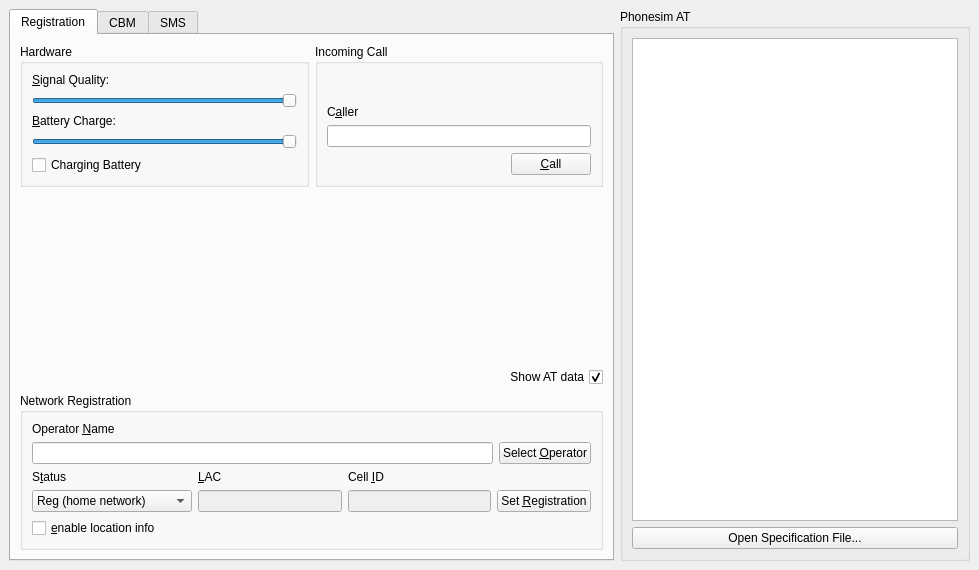
Qt form app/controlbase.ui (jpakkane/ofono-phonesim) before a commit.
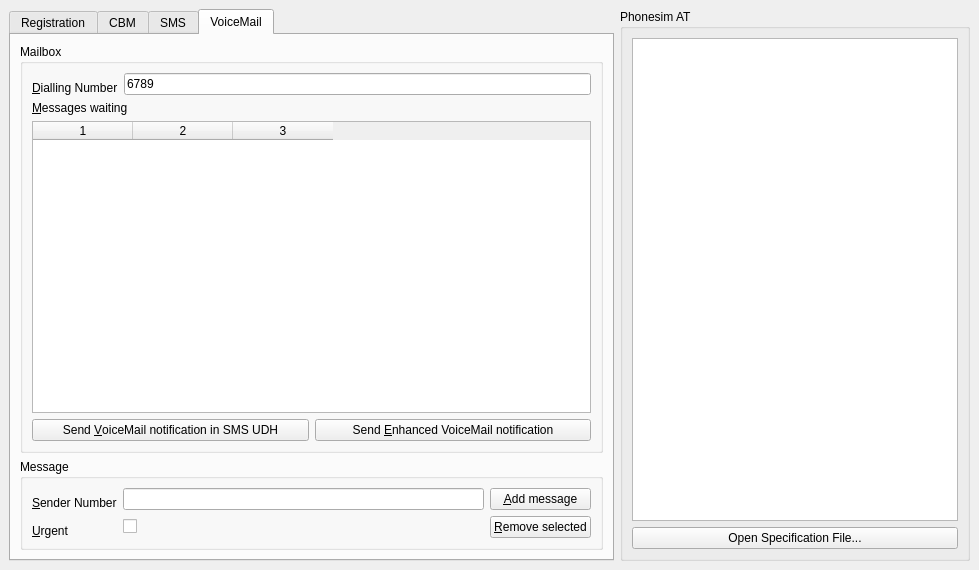
The same form after that commit. The open tabs and pages were chosen to show the change.

Commit message: Simulate a voicemail mailbox, add a primitive UI for it.

What changed in the file:
```diff
--- a/app/controlbase.ui
+++ b/app/controlbase.ui
@@ -1122,6 +1122,184 @@
        </item>
       </layout>
      </widget>
+     <widget class="QWidget" name="tab_4" >
+      <attribute name="title" >
+       <string>VoiceMail</string>
+      </attribute>
+      <layout class="QVBoxLayout" >
+       <property name="spacing" >
+        <number>6</number>
+       </property>
+       <property name="leftMargin" >
+        <number>9</number>
+       </property>
+       <property name="topMargin" >
+        <number>9</number>
+       </property>
+       <property name="rightMargin" >
+        <number>9</number>
+       </property>
+       <property name="bottomMargin" >
+        <number>9</number>
+       </property>
+       <item>
+        <widget class="QGroupBox" name="gbMailbox" >
+         <property name="title" >
+          <string>Mailbox</string>
+         </property>
+         <layout class="QVBoxLayout" >
+          <item>
+           <layout class="QGridLayout" >
+            <item row="0" column="0" >
+             <widget class="QLabel" name="lblDiallingNumber" >
+              <property name="text" >
+               <string>&amp;Dialling Number</string>
+              </property>
+              <property name="alignment" >
+               <set>Qt::AlignBottom|Qt::AlignLeading|Qt::AlignLeft</set>
+              </property>
+              <property name="buddy" >
+               <cstring>leServiceDiallingNumber</cstring>
+              </property>
+             </widget>
+            </item>
+            <item row="0" column="1" >
+             <widget class="QLineEdit" name="leServiceDiallingNumber" >
+              <property name="inputMask" >
+               <string/>
+              </property>
+              <property name="maxLength" >
+               <number>12</number>
+              </property>
+              <property name="text" >
+               <string>6789</string>
+              </property>
+             </widget>
+            </item>
+           </layout>
+          </item>
+          <item>
+           <widget class="QLabel" name="leMessagesWaiting" >
+            <property name="text" >
+             <string>&amp;Messages waiting</string>
+            </property>
+            <property name="buddy" >
+             <cstring>twMessageList</cstring>
+            </property>
+           </widget>
+          </item>
+          <item>
+           <widget class="QTableWidget" name="twMessageList" >
+            <property name="columnCount" >
+             <number>3</number>
+            </property>
+            <property name="showGrid" >
+             <bool>false</bool>
+            </property>
+            <property name="selectionMode" >
+             <enum>QAbstractItemView::ExtendedSelection</enum>
+            </property>
+            <property name="selectionBehavior" >
+             <enum>QAbstractItemView::SelectRows</enum>
+            </property>
+            <property name="editTriggers" >
+             <set>QAbstractItemView::NoEditTriggers</set>
+            </property>
+           </widget>
+          </item>
+          <item>
+           <layout class="QGridLayout" >
+            <item row="0" column="0" >
+             <widget class="QPushButton" name="pbNotifyUDH" >
+              <property name="text" >
+               <string>Send &amp;VoiceMail notification in SMS UDH</string>
+              </property>
+             </widget>
+            </item>
+            <item row="0" column="1" >
+             <widget class="QPushButton" name="pbNotifyUDHEnhanced" >
+              <property name="text" >
+               <string>Send &amp;Enhanced VoiceMail notification</string>
+              </property>
+             </widget>
+            </item>
+           </layout>
+          </item>
+         </layout>
+        </widget>
+       </item>
+       <item>
+        <widget class="QGroupBox" name="gbMessage" >
+         <property name="title" >
+          <string>Message</string>
+         </property>
+         <layout class="QVBoxLayout" >
+          <item>
+           <layout class="QGridLayout" >
+            <item row="0" column="0" >
+             <widget class="QLabel" name="lblSenderNumber" >
+              <property name="text" >
+               <string>&amp;Sender Number</string>
+              </property>
+              <property name="alignment" >
+               <set>Qt::AlignBottom|Qt::AlignLeading|Qt::AlignLeft</set>
+              </property>
+              <property name="buddy" >
+               <cstring>leSenderNumber</cstring>
+              </property>
+             </widget>
+            </item>
+            <item row="0" column="1" >
+             <widget class="QLineEdit" name="leSenderNumber" >
+              <property name="inputMask" >
+               <string/>
+              </property>
+              <property name="maxLength" >
+               <number>12</number>
+              </property>
+             </widget>
+            </item>
+            <item row="0" column="2" >
+             <widget class="QPushButton" name="pbAddMessage" >
+              <property name="text" >
+               <string>&amp;Add message</string>
+              </property>
+             </widget>
+            </item>
+            <item row="1" column="0" >
+             <widget class="QLabel" name="lblPriority" >
+              <property name="text" >
+               <string>&amp;Urgent</string>
+              </property>
+              <property name="alignment" >
+               <set>Qt::AlignBottom|Qt::AlignLeading|Qt::AlignLeft</set>
+              </property>
+              <property name="buddy" >
+               <cstring>chkPriority</cstring>
+              </property>
+             </widget>
+            </item>
+            <item row="1" column="1" >
+             <widget class="QCheckBox" name="chkPriority" >
+              <property name="checked" >
+               <bool>false</bool>
+              </property>
+             </widget>
+            </item>
+            <item row="1" column="2" >
+             <widget class="QPushButton" name="pbRemoveMessage" >
+              <property name="text" >
+               <string>&amp;Remove selected</string>
+              </property>
+             </widget>
+            </item>
+           </layout>
+          </item>
+         </layout>
+        </widget>
+       </item>
+      </layout>
+     </widget>
     </widget>
    </item>
    <item>
```
The commit also changes 6 other files.
